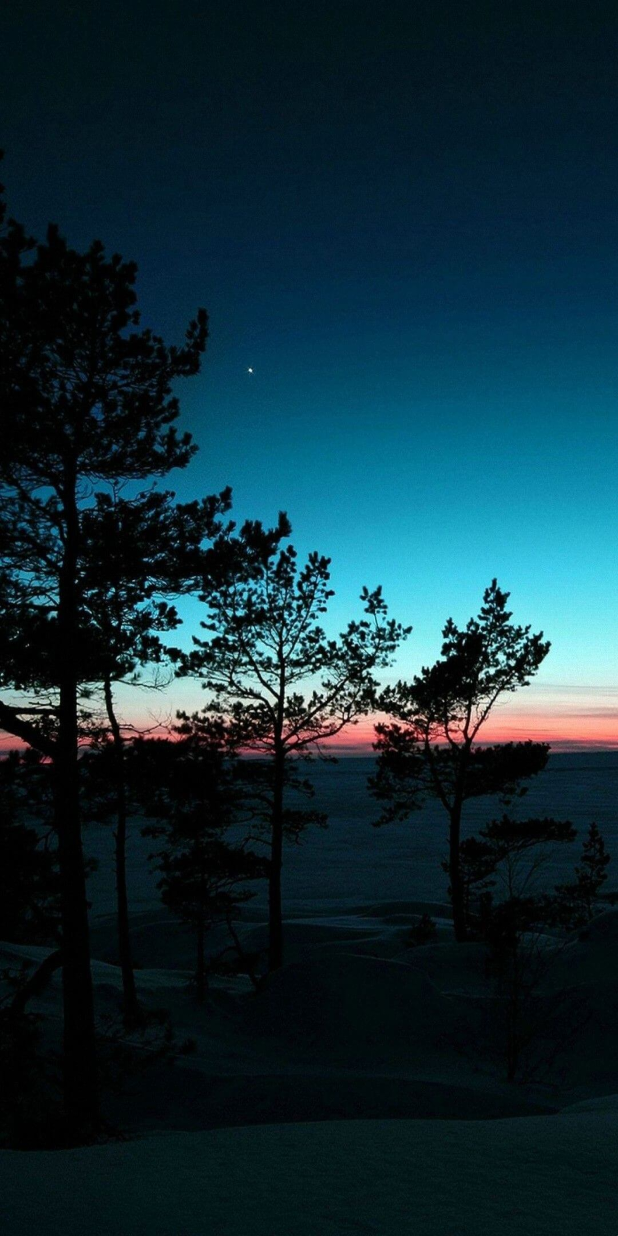
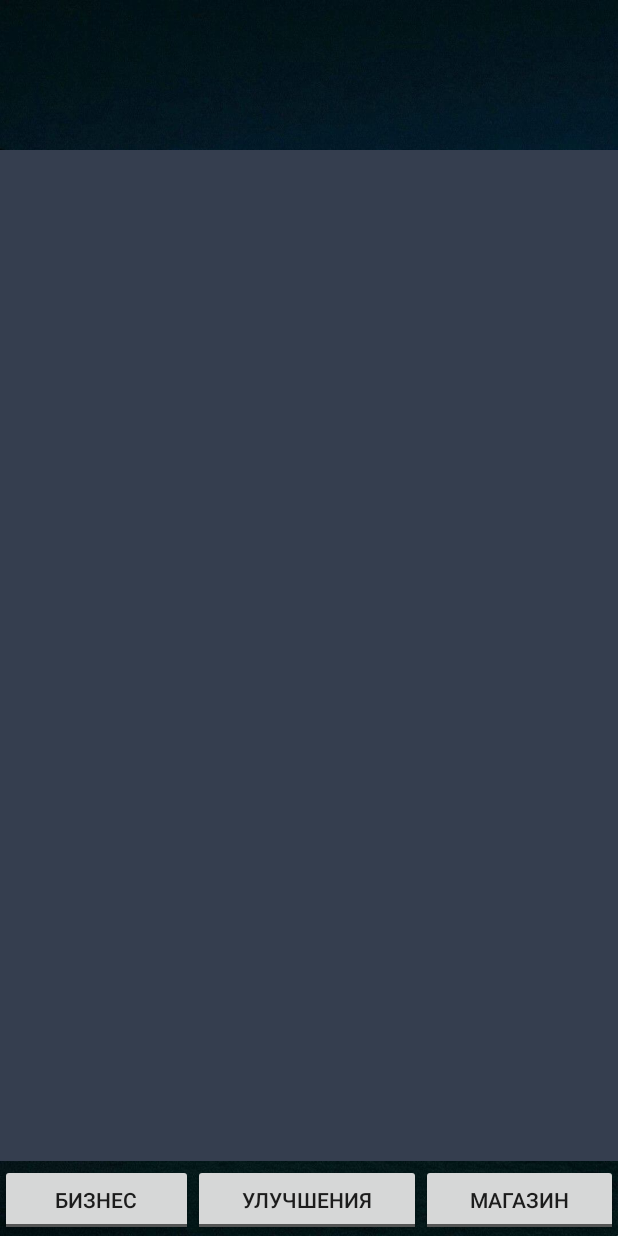
Before and after one commit to Wanzero-grav/Mobile-app, an Android app: the MapActivity screen opened directly, with no data from a screen before it, on a phone screen of 412 x 824 dp. Run offline under Robolectric (Android 15) with nearby library versions, the phone set to English and light mode, and no system bars.

Commit message:
creating the structure of the home page

```diff
--- a/app/src/main/res/layout/activity_map.xml
+++ b/app/src/main/res/layout/activity_map.xml
@@ -10,6 +10,61 @@
 
     <LinearLayout
         android:layout_width="match_parent"
+        android:gravity="bottom"
         android:layout_height="match_parent"
-        android:orientation="vertical"></LinearLayout>
+        android:orientation="vertical">
+
+        <LinearLayout
+            android:layout_width="match_parent"
+            android:layout_height="wrap_content"
+            android:orientation="horizontal"
+            tools:ignore="MissingConstraints,UselessParent">
+
+
+            <ToggleButton
+                android:id="@+id/btn_business"
+                android:layout_width="wrap_content"
+                android:layout_height="wrap_content"
+                android:layout_weight="1"
+                android:text="Бизнес"
+                android:textOff="@null"
+                android:textOn="@null"
+                />
+
+            <ToggleButton
+                android:id="@+id/btn_upgrades"
+                android:layout_width="wrap_content"
+                android:layout_height="wrap_content"
+                android:layout_weight="1"
+                android:text="Улучшения"
+                android:textOff="@null"
+                android:textOn="@null"
+                />
+
+            <ToggleButton
+                android:id="@+id/btn_shop"
+                android:layout_width="wrap_content"
+                android:layout_height="wrap_content"
+                android:layout_weight="1"
+                android:text="Магазин"
+                android:textOff="@null"
+                android:textOn="@null"
+                />
+        </LinearLayout>
+
+    </LinearLayout>
+
+    <LinearLayout
+        android:layout_width="match_parent"
+        android:layout_height="match_parent"
+        android:layout_marginBottom="50dp"
+        android:layout_marginTop="100dp"
+        android:background="@color/colorPrimaryDark"
+        android:orientation="vertical">
+
+
+
+
+    </LinearLayout>
+
 </RelativeLayout>
```
